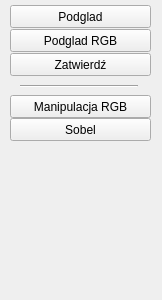
First picture: the form in edycja_obrazow/wincyj.ui, repository hankav21/edytor_obrazow, before the edit.
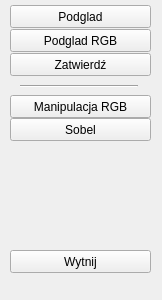
Second picture: the form after the edit.

```diff
--- a/edycja_obrazow/wincyj.ui
+++ b/edycja_obrazow/wincyj.ui
@@ -101,6 +101,19 @@
      <string>Podglad RGB</string>
     </property>
    </widget>
+   <widget class="QPushButton" name="pushButton_Sobel_Wytnij">
+    <property name="geometry">
+     <rect>
+      <x>10</x>
+      <y>250</y>
+      <width>141</width>
+      <height>23</height>
+     </rect>
+    </property>
+    <property name="text">
+     <string>Wytnij</string>
+    </property>
+   </widget>
   </widget>
  </widget>
  <resources/>
```
